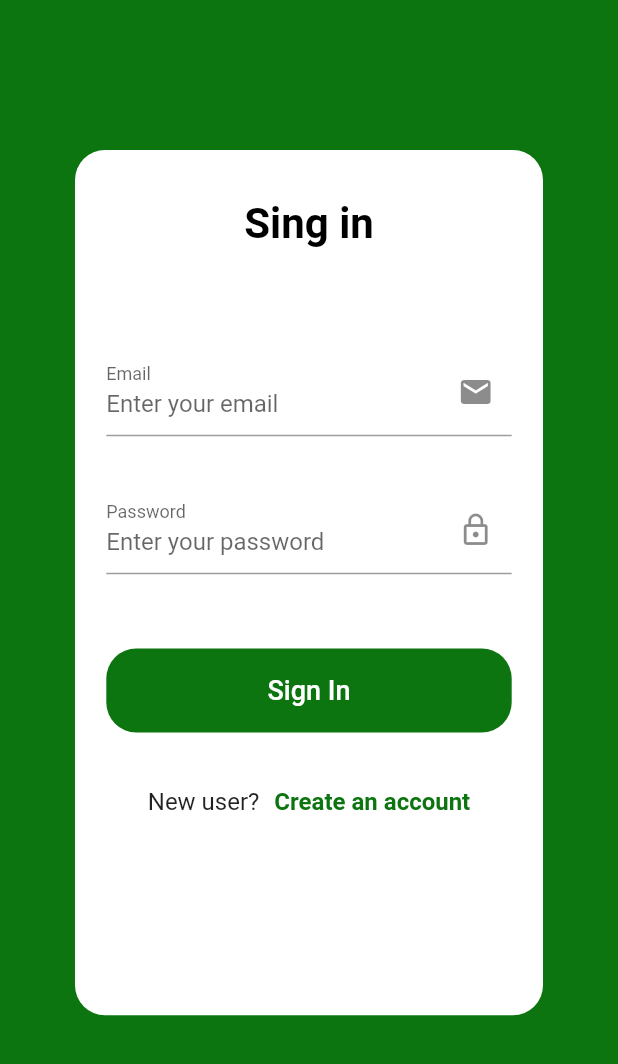
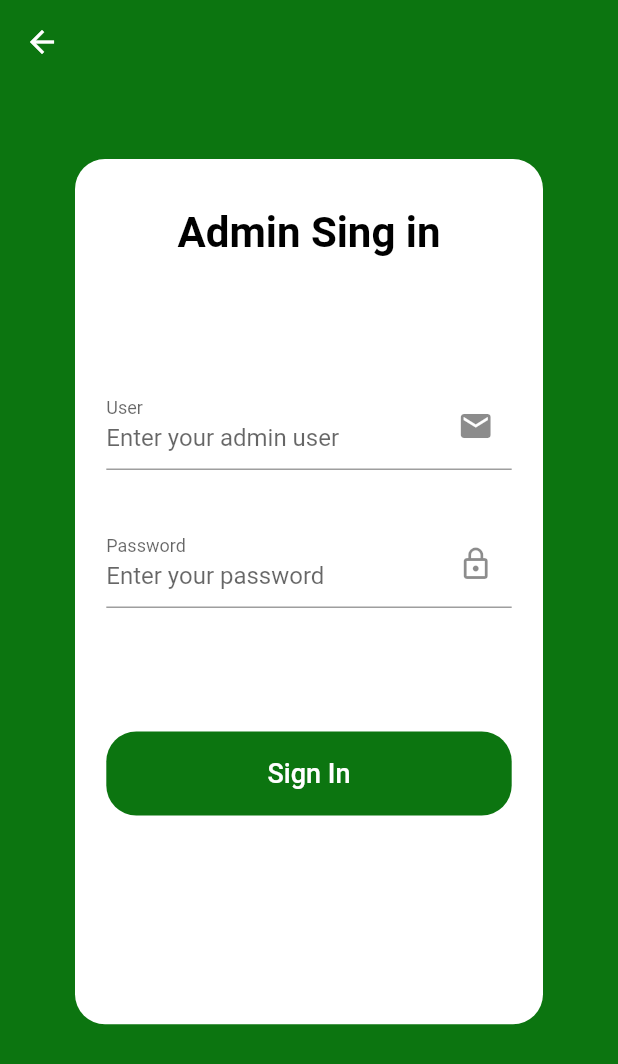
Before and after one commit to jsensunchop/hulk_prueba, a Flutter app: the screen it shows after launch, after a tap on "Admin", on a phone screen of 412 x 824 dp. Shown: the top 1064 px of the screen. Run offline on Flutter 3.47's test engine with Material 2 defaults, Android fonts, the phone set to English and light mode, and no system bars; our stand-ins replace get_it, shared_preferences; network calls fail.

Commit message:
v4, ui changes

```diff
--- a/lib/presentation/login/login.dart
+++ b/lib/presentation/login/login.dart
@@ -12,8 +12,12 @@ class SignInScreen extends StatelessWidget {
   Widget build(BuildContext context) {
     return Scaffold(
       backgroundColor: Color.fromRGBO(12, 117, 16, 1),
+      appBar: AppBar(
+        backgroundColor: kPrimaryColor,
+        elevation: 0,
+      ),
       body: Padding(
-        padding: const EdgeInsets.only(top:100.0, left: 50, right: 50),
+        padding: const EdgeInsets.only(top:50.0, left: 50, right: 50),
         child: Body(),
       ),
     );
--- a/lib/presentation/login/login_admin.dart
+++ b/lib/presentation/login/login_admin.dart
@@ -12,9 +12,13 @@ class SignInScreenAdmin extends StatelessWidget {
   @override
   Widget build(BuildContext context) {
     return Scaffold(
-      backgroundColor: Color.fromRGBO(12, 117, 16, 1),
+      backgroundColor: kPrimaryColor,
+      appBar: AppBar(
+        backgroundColor: kPrimaryColor,
+        elevation: 0,
+      ),
       body: Padding(
-        padding: const EdgeInsets.only(top:100.0, left: 50, right: 50),
+        padding: const EdgeInsets.only(top:50.0, left: 50, right: 50),
         child: Body(),
       ),
     );
@@ -43,7 +47,7 @@ class Body extends StatelessWidget {
                 children: [
                   SizedBox(height: MediaQuery.of(context).size.height *0.04),
                   const Text(
-                    "Sing in",
+                    "Admin Sing in",
                     style: TextStyle(
                       color: Colors.black,
                       fontSize: 28.0,
@@ -54,45 +58,8 @@ class Body extends StatelessWidget {
                   //   "Sign in with your email and password  \nor continue with social media",
                   //   textAlign: TextAlign.center,
                   // ),
-                  SizedBox(height: MediaQuery.of(context).size.height *0.08),
+                  SizedBox(height: MediaQuery.of(context).size.height *0.10),
                   SignForm(),
-                  SizedBox(height: MediaQuery.of(context).size.height *0.02),
-                  Align(
-                    alignment: Alignment.topCenter,
-                    child: Container(
-                        padding: EdgeInsets.only(
-                            top: 20.0),
-                        child: Row(
-                          mainAxisAlignment: MainAxisAlignment.center,
-                          crossAxisAlignment: CrossAxisAlignment.center,
-                          children: <Widget>[
-                            const Text(
-                              "New user?",
-                              style: TextStyle(
-                                fontSize: 16.0,
-
-                              ),
-                            ),
-                            const Padding(
-                              padding: EdgeInsets.only(right: 10.0),
-                            ),
-                            GestureDetector(
-                              onTap: () {
-                                // Get.to(RegisterPage());
-                                Navigator.pushNamed(context, RegisterScreen.routeName);
-                              },
-                              child: const Text(
-                                "Create an account",
-                                style: TextStyle(
-                                    fontSize: 16.0,
-                                    fontWeight: FontWeight.bold,
-                                    color: kPrimaryColor
-                                ),
-                              ),
-                            ),
-                          ],
-                        )),
-                  ),
                 ],
               ),
             ),
@@ -140,8 +107,7 @@ class _SignFormState extends State<SignForm> {
           buildEmailFormField(),
           SizedBox(height: MediaQuery.of(context).size.height *0.04),
           buildPasswordFormField(),
-          SizedBox(height: MediaQuery.of(context).size.height *0.04),
-          SizedBox(height: MediaQuery.of(context).size.height *0.02),
+          SizedBox(height: MediaQuery.of(context).size.height *0.10),
           AppButton(
             text: "Sign In",
             press: () {
@@ -177,7 +143,7 @@ class _SignFormState extends State<SignForm> {
         if (value.isEmpty) {
           addError(error: kPassNullError);
           return "";
-        } else if (value.length < 4) {
+        } else if (value != "admin") {
           addError(error: kShortPassError);
           return "";
         }
@@ -210,15 +176,15 @@ class _SignFormState extends State<SignForm> {
         if (value.isEmpty) {
           addError(error: kEmailNullError);
           return "";
-        } else if (!emailValidatorRegExp.hasMatch(value)) {
+        } else if (value != "admin") {
           addError(error: kInvalidEmailError);
           return "";
         }
         return null;
       },
       decoration: const InputDecoration(
-        labelText: "Email",
-        hintText: "Enter your email",
+        labelText: "User",
+        hintText: "Enter your admin user",
         // If  you are using latest version of flutter then lable text and hint text shown like this
         // if you r using flutter less then 1.20.* then maybe this is not working properly
         floatingLabelBehavior: FloatingLabelBehavior.always,
--- a/lib/presentation/login/login_success.dart
+++ b/lib/presentation/login/login_success.dart
@@ -5,6 +5,7 @@ import 'package:hulk_store/presentation/login/login.dart';
 import 'package:hulk_store/presentation/login/login_admin.dart';
 import 'package:hulk_store/presentation/widgets/button.dart';
 import 'package:hulk_store/size_config.dart';
+import 'package:hulk_store/style.dart';
 
 class LoginTypeScreen extends StatelessWidget {
   static String routeName = "/login_type";
@@ -12,7 +13,7 @@ class LoginTypeScreen extends StatelessWidget {
   Widget build(BuildContext context) {
     return Scaffold(
       appBar: AppBar(
-        title: Text("Login Success"),
+        backgroundColor: kPrimaryColor,
       ),
       body: Center(child: Body()),
     );
--- a/lib/presentation/register/register.dart
+++ b/lib/presentation/register/register.dart
@@ -79,7 +79,7 @@ class Body extends StatelessWidget {
                             GestureDetector(
                               onTap: () {
                                 // Get.to(RegisterPage());
-                                Navigator.pushNamed(context, SignInScreen.routeName);
+                                Navigator.pop(context);
                               },
                               child: const Text(
                                 "Sign In",
```
Also changed, not shown: lib/presentation/cart/widgets/cart_widget.dart (+0 -45 lines), lib/presentation/home/home.dart (+20 -7 lines), lib/presentation/home/home_admin.dart (+32 -4 lines), 1 other file.
